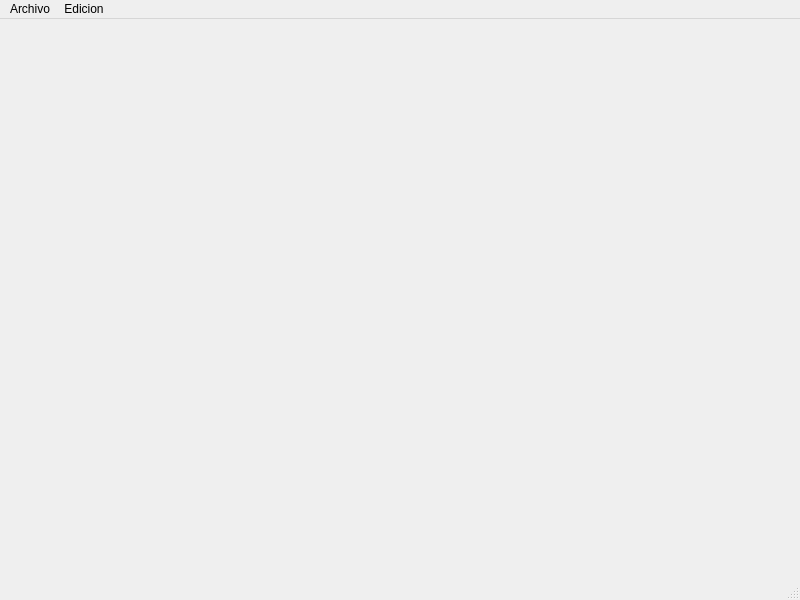
Before: the Qt Designer form mainwindow.ui in BertoSoft/EditSqliteQt, drawn with Qt 5.
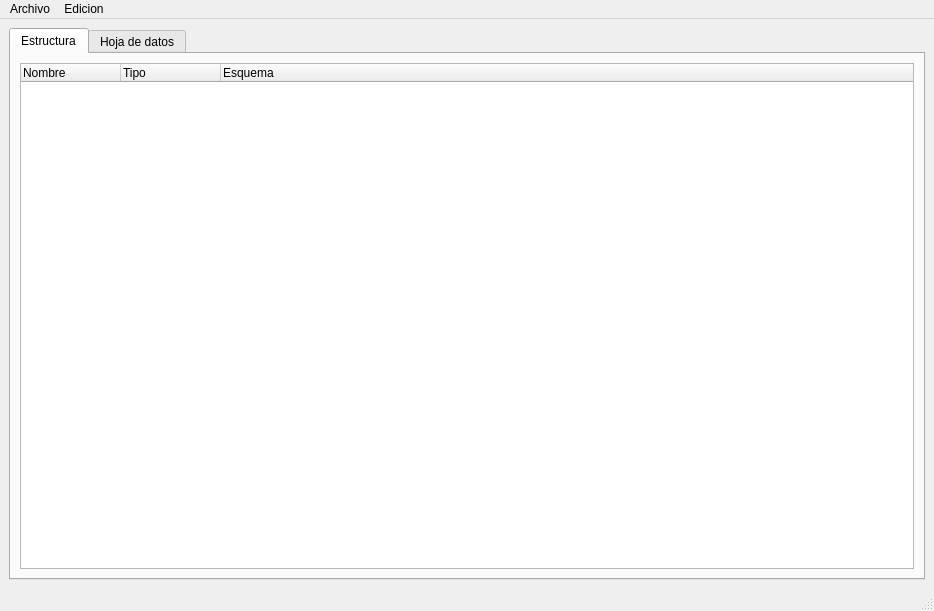
After: the same form once the commit is applied. Icons and pictures are not drawn.

The edit to the form file:
```diff
--- a/mainwindow.ui
+++ b/mainwindow.ui
@@ -6,20 +6,71 @@
    <rect>
     <x>0</x>
     <y>0</y>
-    <width>800</width>
-    <height>600</height>
+    <width>934</width>
+    <height>611</height>
    </rect>
   </property>
+  <property name="maximumSize">
+   <size>
+    <width>991</width>
+    <height>611</height>
+   </size>
+  </property>
   <property name="windowTitle">
    <string>MainWindow</string>
   </property>
-  <widget class="QWidget" name="centralwidget"/>
+  <property name="windowIcon">
+   <iconset resource="imagenes/img.qrc">
+    <normaloff>:/icono.png</normaloff>:/icono.png</iconset>
+  </property>
+  <widget class="QWidget" name="centralwidget">
+   <layout class="QGridLayout" name="gridLayout">
+    <item row="0" column="0">
+     <widget class="QTabWidget" name="tabPrincipal">
+      <property name="currentIndex">
+       <number>0</number>
+      </property>
+      <widget class="QWidget" name="tab">
+       <attribute name="title">
+        <string>Estructura</string>
+       </attribute>
+       <layout class="QGridLayout" name="gridLayout_2">
+        <item row="0" column="0">
+         <widget class="QTreeWidget" name="arbolTablas">
+          <column>
+           <property name="text">
+            <string>Nombre</string>
+           </property>
+          </column>
+          <column>
+           <property name="text">
+            <string>Tipo</string>
+           </property>
+          </column>
+          <column>
+           <property name="text">
+            <string>Esquema</string>
+           </property>
+          </column>
+         </widget>
+        </item>
+       </layout>
+      </widget>
+      <widget class="QWidget" name="tab_2">
+       <attribute name="title">
+        <string>Hoja de datos</string>
+       </attribute>
+      </widget>
+     </widget>
+    </item>
+   </layout>
+  </widget>
   <widget class="QMenuBar" name="menubar">
    <property name="geometry">
     <rect>
      <x>0</x>
      <y>0</y>
-     <width>800</width>
+     <width>934</width>
      <height>23</height>
     </rect>
    </property>
```
Left out of the diff: 7 changed lines with no effect on the pictures.
